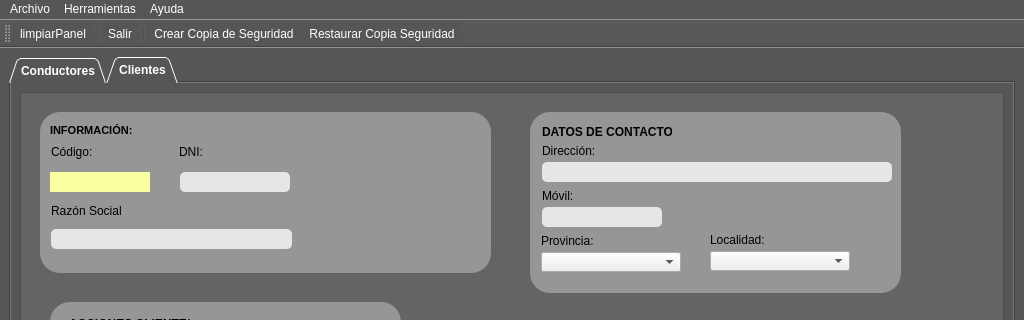
Old version of the form templates/MainWindow.ui in the repository braisd11/CarTeis; both pictures show x 0 to 1024 and y 0 to 320 of the 1024 by 950 pixel window.
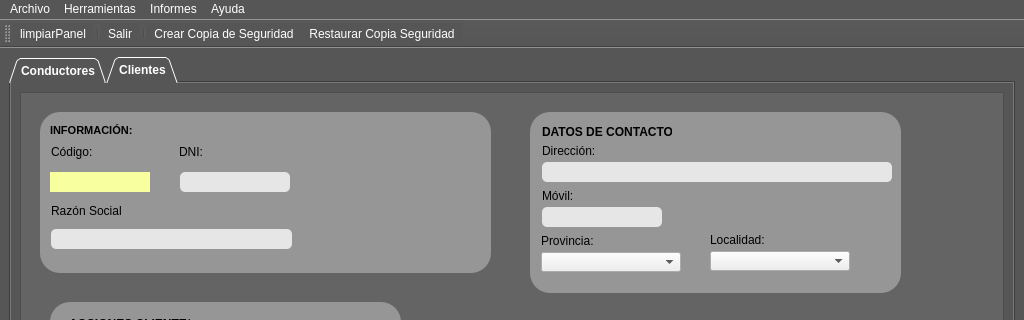
New version of the form. The open tabs and pages were chosen to show the change. Icons and pictures are not drawn.

Diff of the .ui file:
```diff
--- a/templates/MainWindow.ui
+++ b/templates/MainWindow.ui
@@ -2611,8 +2611,16 @@
     <addaction name="menuExportar_Datos_Excel"/>
     <addaction name="menuImportar_Datos_Excel"/>
    </widget>
+   <widget class="QMenu" name="menuInformes">
+    <property name="title">
+     <string>Informes</string>
+    </property>
+    <addaction name="actionListado_Clientes"/>
+    <addaction name="actionListado_Conductores"/>
+   </widget>
    <addaction name="menuArchivo"/>
    <addaction name="menuHerramientas"/>
+   <addaction name="menuInformes"/>
    <addaction name="menuAyuda"/>
   </widget>
   <widget class="QStatusBar" name="statusbar">
```
Left out of the diff: 22 changed lines with no effect on the pictures.
